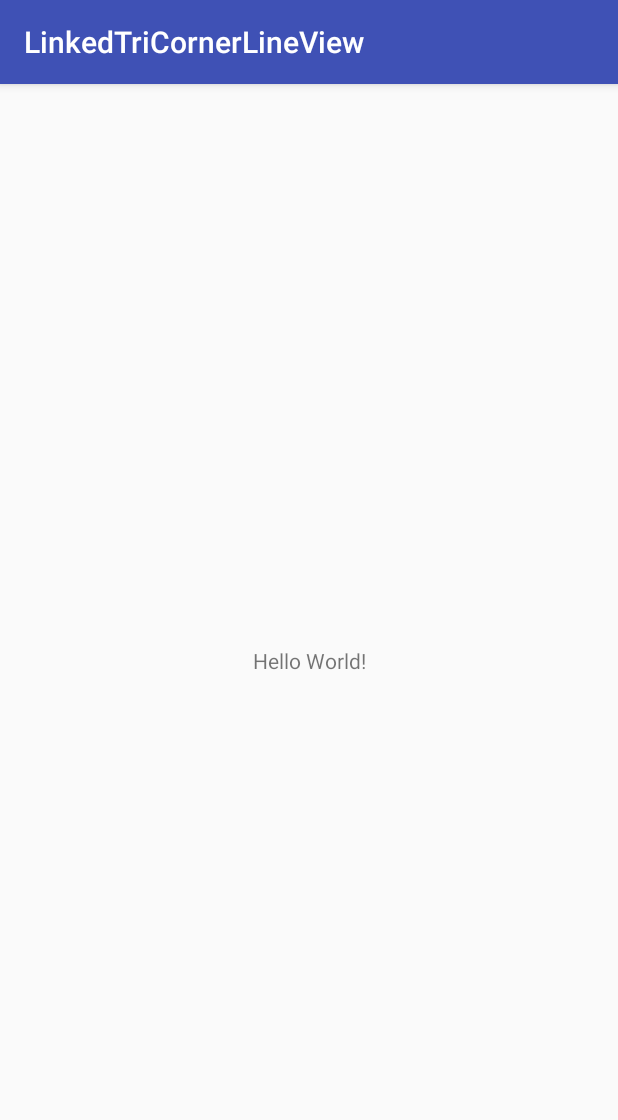
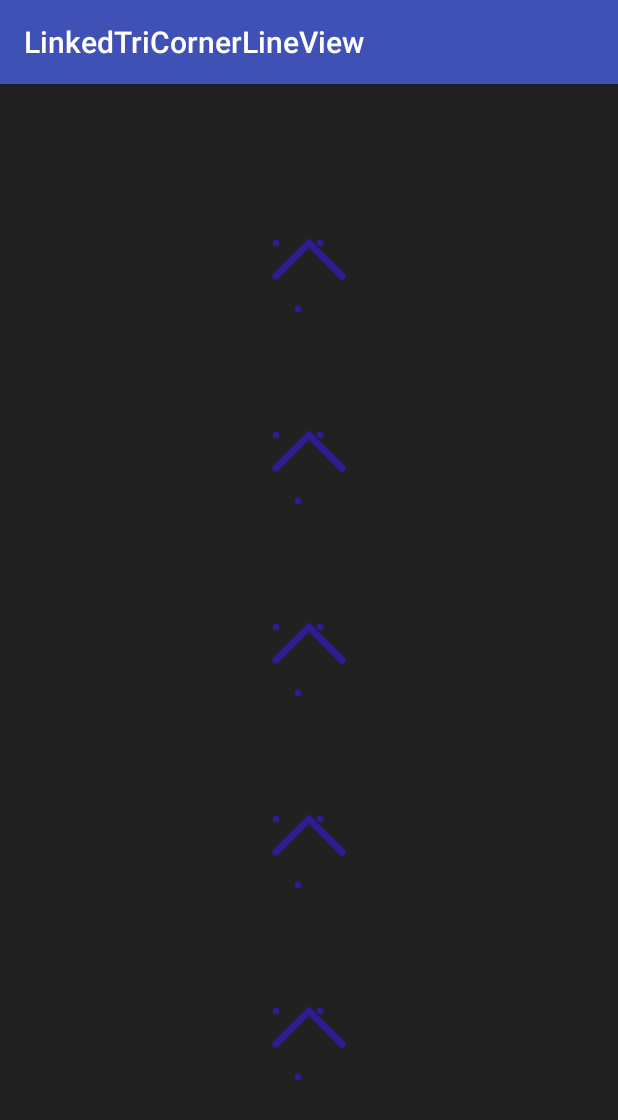
Before and after one commit to Anwesh43/LinkedTriCornerLineView, an Android app: the screen it shows after launch (MainActivity), on a phone screen of 412 x 824 dp. Shown: the top 1120 px of the screen. Run offline under Robolectric (Android 15) with nearby library versions, the phone set to English and light mode, and no system bars.

```diff
--- a/app/build.gradle
+++ b/app/build.gradle
@@ -27,6 +27,7 @@ dependencies {
     androidTestImplementation 'com.android.support.test:runner:1.0.1'
     androidTestImplementation 'com.android.support.test.espresso:espresso-core:3.0.1'
     compile "org.jetbrains.kotlin:kotlin-stdlib-jre7:$kotlin_version"
+    compile project(":tricornerlineview")
 }
 repositories {
     mavenCentral()
--- a/app/src/main/java/com/anwesh/uiprojects/linkedtricornerlineview/MainActivity.kt
+++ b/app/src/main/java/com/anwesh/uiprojects/linkedtricornerlineview/MainActivity.kt
@@ -2,11 +2,12 @@ package com.anwesh.uiprojects.linkedtricornerlineview
 
 import android.support.v7.app.AppCompatActivity
 import android.os.Bundle
+import com.anwesh.uiprojects.tricornerlineview.TriCornerLineView
 
 class MainActivity : AppCompatActivity() {
 
     override fun onCreate(savedInstanceState: Bundle?) {
         super.onCreate(savedInstanceState)
-        setContentView(R.layout.activity_main)
+        TriCornerLineView.create(this)
     }
 }
```
